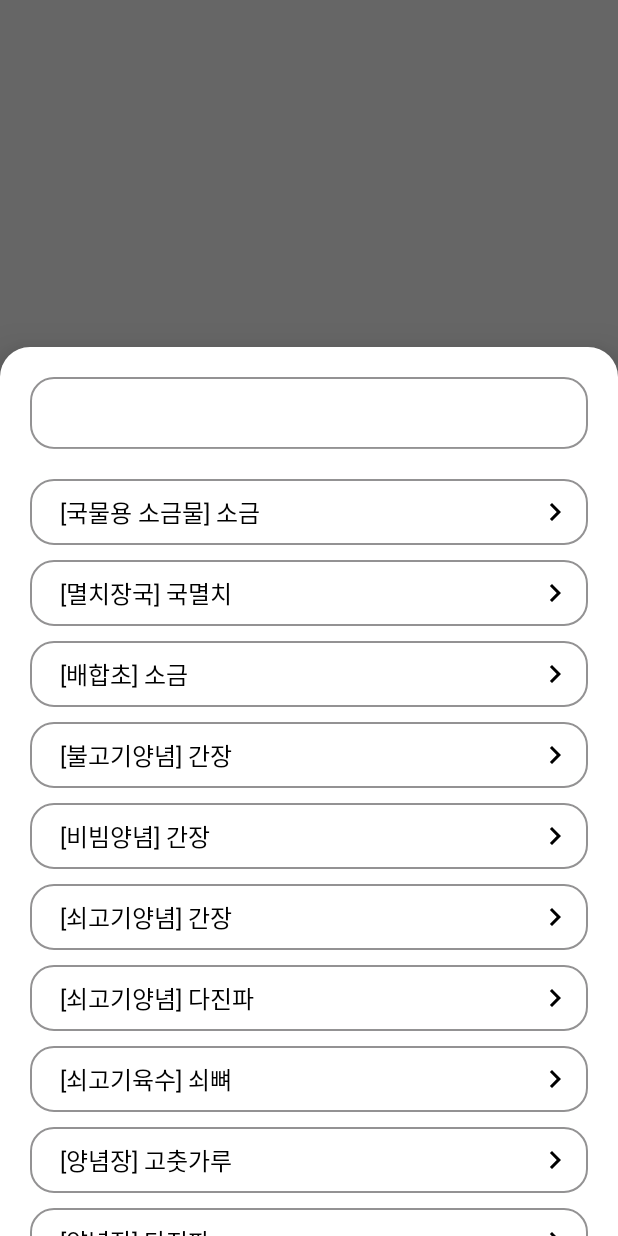
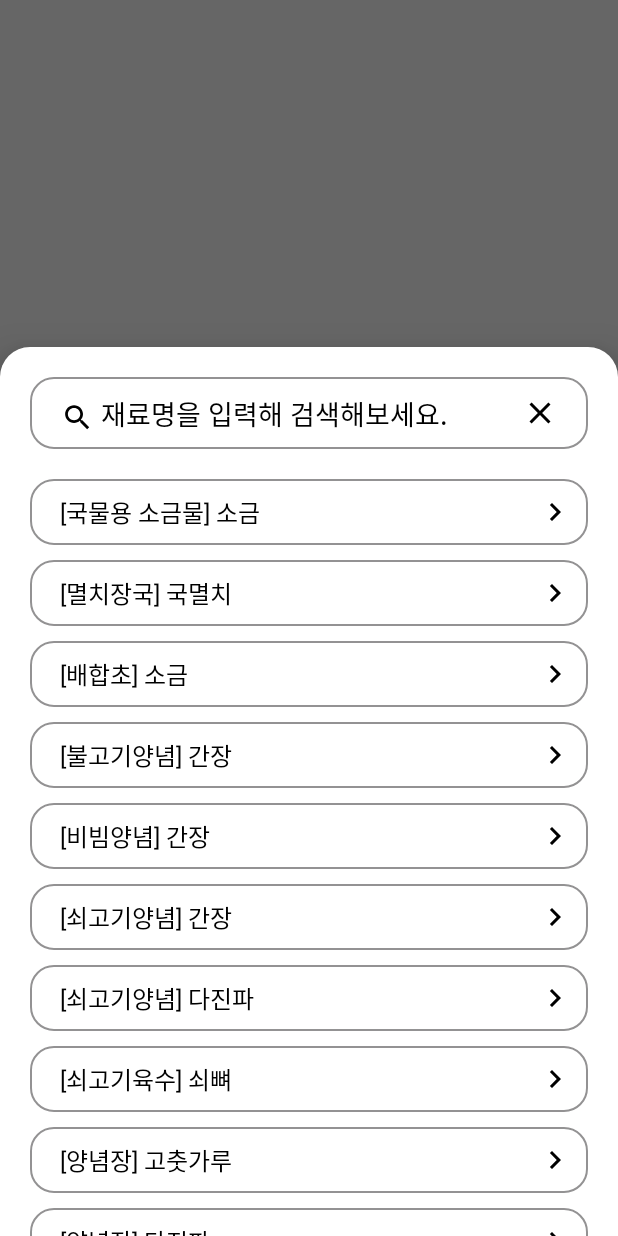
Before and after one commit to yunsuk990/ALNE, an Android app: the fragment IngredientChoice placed in its activity, after a tap on "Search", on a phone screen of 412 x 824 dp. Run offline under Robolectric (Android 15) with nearby library versions, the phone set to English and light mode, and no system bars; our stand-ins replace Room's generated code; libraries missing offline, so code that uses them is left out: com.kakao.sdk; 2 statements that could not run were skipped.

Commit message:
Update SearchView

```diff
--- a/app/src/main/java/com/example/alne/repository/recipeRepository.kt
+++ b/app/src/main/java/com/example/alne/repository/recipeRepository.kt
@@ -19,6 +19,7 @@ class recipeRepository {
 //    fun getUsersComments(): Arra
     fun addUserComment(comment: Comment) = recipeService.addUserComment(comment)
 
+    //특정 레시피 조회
     fun getRecipeProcess(recipeCode: Int) = recipeService.getRecipeProcess(recipeCode)
 
     fun addRecipeFavorite(recipeCode: Int,userId: UserId) = recipeService.addRecipeFavorite(recipeCode,userId)
--- a/app/src/main/java/com/example/alne/view/Fridge/IngredientChoice.kt
+++ b/app/src/main/java/com/example/alne/view/Fridge/IngredientChoice.kt
@@ -3,13 +3,14 @@ package com.example.alne.view.Fridge
 import android.graphics.Color
 import android.graphics.drawable.ColorDrawable
 import android.os.Bundle
+import android.text.Html
 import android.util.Log
 import android.view.LayoutInflater
 import android.view.View
 import android.view.ViewGroup
 import android.widget.Filter
 import android.widget.Filterable
-import androidx.appcompat.widget.SearchView
+import android.widget.SearchView
 import androidx.lifecycle.Observer
 import androidx.lifecycle.ViewModelProvider
 import androidx.recyclerview.widget.LinearLayoutManager
@@ -33,6 +34,9 @@ class IngredientChoice: BottomSheetDialogFragment() {
         savedInstanceState: Bundle?
     ): View? {
         binding = IngredientchoiceBinding.inflate(layoutInflater)
+        binding.ingredientChoiceSv.queryHint = Html.fromHtml("<font color = #000000>" + "재료명을 입력해 검색해보세요." + "</font>")
+
+
         viewModel = ViewModelProvider(this).get(IngredientChoiceViewModel::class.java)
 
         viewModel.getFridgeLiveData.observe(viewLifecycleOwner, Observer { items ->
@@ -53,6 +57,7 @@ class IngredientChoice: BottomSheetDialogFragment() {
             }
 
             override fun onQueryTextChange(newText: String?): Boolean {
+                adapter?.filter?.filter(newText)
                 return false
             }
 
@@ -69,15 +74,4 @@ class IngredientChoice: BottomSheetDialogFragment() {
         this.listener = listener
     }
 
-//    override fun getFilter(): Filter {
-//        var filter = object: Filter(){
-//            override fun performFiltering(p0: CharSequence?): FilterResults {
-//
-//            }
-//
-//            override fun publishResults(p0: CharSequence?, p1: FilterResults?) {
-//
-//            }
-//        }
-//    }
 }
--- a/app/src/main/java/com/example/alne/view/Recipe/RecipeDetailActivity.kt
+++ b/app/src/main/java/com/example/alne/view/Recipe/RecipeDetailActivity.kt
@@ -5,11 +5,14 @@ import android.os.Bundle
 import android.util.Log
 import android.view.View
 import androidx.lifecycle.ViewModelProvider
+import androidx.recyclerview.widget.LinearLayoutManager
 import com.bumptech.glide.Glide
 import com.example.alne.R
 import com.example.alne.databinding.ActivityRecipeDetailBinding
 import com.example.alne.model.DeleteFavorite
+import com.example.alne.model.Process
 import com.example.alne.room.model.recipe
+import com.example.alne.view.Recipe.viewpage.review.ReviewRVAdapter
 import com.example.alne.viewmodel.RecipeDetailViewModel
 import com.google.android.material.tabs.TabLayoutMediator
 import com.google.gson.Gson
@@ -34,6 +37,7 @@ class RecipeDetailActivity : AppCompatActivity() {
     }
 
     private fun init(recipe: recipe){
+        viewModel.getRecipeProcess(recipe.recipe_code)
         binding.recipeDetailTitleTv.text = recipe.name
         binding.recipeDetailChefTv.text = recipe.difficulty
         binding.recipeDetailIntroduceTv.text = recipe.introduce
--- a/app/src/main/java/com/example/alne/viewmodel/RecipeDetailViewModel.kt
+++ b/app/src/main/java/com/example/alne/viewmodel/RecipeDetailViewModel.kt
@@ -41,7 +41,6 @@ class RecipeDetailViewModel: ViewModel() {
     //즐겨찾기 삭제
     private val _deleteRecipeFavoriteLiveData = MutableLiveData<Boolean>()
     val deleteRecipeFavoriteLiveData: LiveData<Boolean> = _deleteRecipeFavoriteLiveData
-
 
     fun addUserComment(comment: Comment) = repository.addUserComment(comment).enqueue(object: Callback<AuthResponse>{
         override fun onResponse(call: Call<AuthResponse>, response: Response<AuthResponse>) {
--- /dev/null
+++ b/app/src/main/res/drawable/search_icon.xml
@@ -0,0 +1,11 @@
+<?xml version="1.0" encoding="utf-8"?>
+<vector xmlns:android="http://schemas.android.com/apk/res/android"
+    android:width="24dp"
+    android:height="24dp"
+    android:viewportWidth="24.0"
+    android:viewportHeight="24.0"
+    android:tint="?attr/colorControlNormal">
+    <path
+        android:pathData="M15.5,14l-0.8,0l-0.3,-0.3c1,-1.1 1.6,-2.6 1.6,-4.2C16,5.9 13.1,3 9.5,3C5.9,3 3,5.9 3,9.5S5.9,16 9.5,16c1.6,0 3.1,-0.6 4.2,-1.6l0.3,0.3l0,0.8l5,5l1.5,-1.5L15.5,14zM9.5,14C7,14 5,12 5,9.5S7,5 9.5,5C12,5 14,7 14,9.5S12,14 9.5,14z"
+        android:fillColor="@android:color/black"/>
+</vector>
--- a/app/src/main/res/layout/ingredientchoice.xml
+++ b/app/src/main/res/layout/ingredientchoice.xml
@@ -38,21 +38,26 @@
 <!--            android:layout_height="30dp"/>-->
 <!--    </LinearLayout>-->
 
-    <androidx.appcompat.widget.SearchView
+    <SearchView
         android:id="@+id/ingredient_choice_sv"
-        android:background="@drawable/ingredient_choice_scrollview_bg"
         android:layout_width="0dp"
         android:layout_height="wrap_content"
         android:layout_margin="20dp"
-        app:queryHint="재료명을 입력해 검색해보세요."
+        android:layout_marginTop="16dp"
+        android:queryBackground="@null"
+        android:background="@drawable/ingredient_choice_scrollview_bg"
+        app:iconifiedByDefault="false"
+        android:searchIcon="@drawable/search_icon"
+        android:searchHintIcon="@drawable/search_icon"
+        app:layout_constraintEnd_toEndOf="parent"
         app:layout_constraintStart_toStartOf="parent"
-        app:layout_constraintEnd_toEndOf="parent"
-        app:layout_constraintTop_toTopOf="parent"/>
+        app:layout_constraintTop_toTopOf="parent"
+        app:queryHint="재료명을 입력해 검색해보세요." />
 
     <androidx.recyclerview.widget.RecyclerView
         android:id="@+id/ingredient_choice_rv"
         android:layout_width="0dp"
-        android:layout_height="wrap_content"
+        android:layout_height="540dp"
         android:layout_marginTop="10dp"
         app:layout_constraintEnd_toEndOf="@+id/ingredient_choice_sv"
         app:layout_constraintStart_toStartOf="@+id/ingredient_choice_sv"
--- a/app/src/main/res/values/themes.xml
+++ b/app/src/main/res/values/themes.xml
@@ -40,6 +40,12 @@
 
     <style name="AppBottomSheetDialogTheme" parent="Theme.Design.BottomSheetDialog">
         <item name="bottomSheetStyle">@style/AppModalStyle</item>
+        <item name="android:editTextColor">@color/black</item>
+        <item name="hintTextColor">@color/black</item>
+        <item name="drawableTint">@color/black</item>
+        <item name="android:textColorSecondary">@color/black</item>
+
+
 
     </style>
 
```
Also changed, not shown: app/src/main/java/com/example/alne/model/Recipe.kt (+9 -1 lines), app/src/main/java/com/example/alne/view/Fridge/IngredientChoiceAdapter.kt (+32 -1 lines), app/src/main/java/com/example/alne/view/Recipe/viewpage/review/ReviewFragment.kt (+5 -6 lines), app/src/main/java/com/example/alne/view/Recipe/viewpage/review/viewpage/ReviewPageFragment.kt (+11 -8 lines), app/src/main/java/com/example/alne/view/Recipe/viewpage/review/viewpage/ReviewPageRVAdapter.kt (+7 -5 lines).
